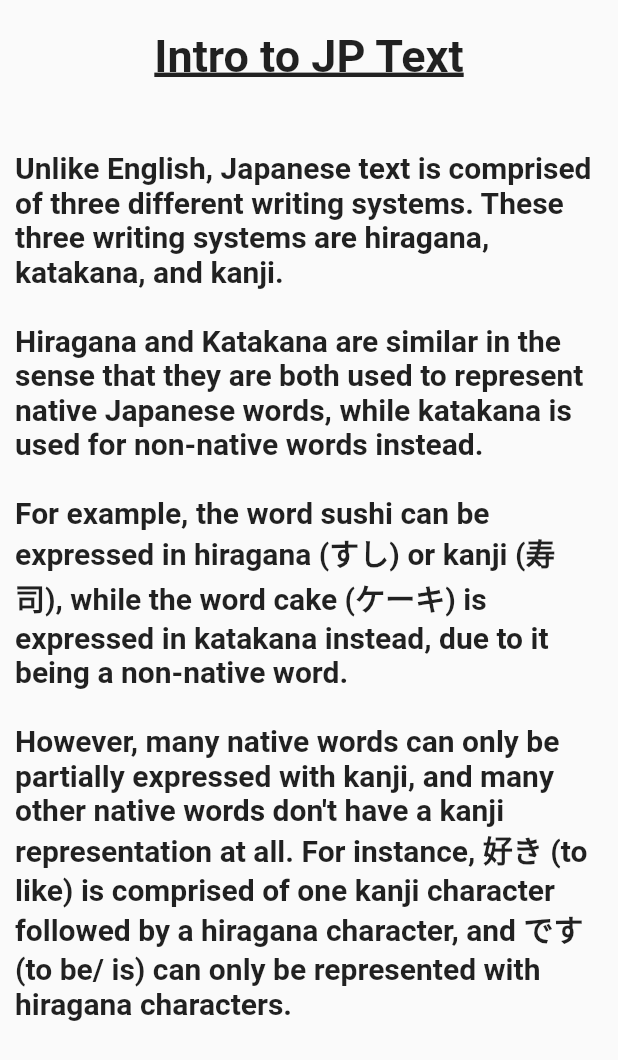
After one commit to MitchellMaliglig/Mobile-App-Project-CS-4750-, a Flutter app: the LessonsPage screen opened directly, after a tap on "Intro to JP Text", on a phone screen of 412 x 824 dp. The commit adds this screen. Shown: the top 1060 px of the screen. Run offline on Flutter 3.47's test engine with Material 2 defaults, Android fonts, the phone set to English and light mode, and no system bars; missing offline and left inert: kana_kit.

Commit message:
lessons in progress

```diff
--- /dev/null
+++ b/lib/lessons/jp_text_intro.dart
@@ -0,0 +1,61 @@
+import 'package:flutter/material.dart';
+
+class JPTextIntro extends StatefulWidget {
+  const JPTextIntro({Key? key}) : super(key: key);
+
+  @override
+  _JPTextIntroState createState() => _JPTextIntroState();
+}
+
+class _JPTextIntroState extends State<JPTextIntro> {
+  @override
+  Widget build(BuildContext context) {
+    return Scaffold(
+      body: Center(
+        child: Container(
+          margin: EdgeInsets.only(top: 20),
+          child: Column(
+            children: [
+              Expanded(
+                flex: 10,
+                child: Text('Intro to JP Text',
+                  style: TextStyle(
+                    fontSize: 30,
+                    fontWeight: FontWeight.bold,
+                    decoration: TextDecoration.underline,
+                    decorationThickness: 2,
+                  ),
+                ),
+              ),
+              Expanded(
+                flex: 90,
+                child: Container(
+                  margin: EdgeInsets.only(left: 10, right: 10),
+                  child: Align(
+                    alignment: Alignment.topLeft,
+                    child: Text(
+                      'Unlike English, Japanese text is comprised of three different writing systems. '
+                          'These three writing systems are hiragana, katakana, and kanji.\n\n'
+                          'Hiragana and Katakana are similar in the sense that they are both used to represent '
+                          'native Japanese words, while katakana is used for non-native words instead.\n\n'
+                          'For example, the word sushi can be expressed in hiragana (すし) or kanji (寿司), while the '
+                          'word cake (ケーキ) is expressed in katakana instead, due to it being a non-native word.\n\n'
+                          'However, many native words can only be partially expressed with kanji, and many other native words '
+                          'don\'t have a kanji representation at all. For instance, 好き (to like) is comprised of '
+                          'one kanji character followed by a hiragana character, and です (to be/ is) can only be '
+                          'represented with hiragana characters.',
+                    style: TextStyle(
+                      fontSize: 20,
+                      fontWeight: FontWeight.bold,
+                    ),
+                    ),
+                  ),
+                ),
+              ),
+            ],
+          ),
+        ),
+      ),
+    );
+  }
+}
```
Also changed, not shown: lib/Lessons_Page.dart (+8 -17 lines).
